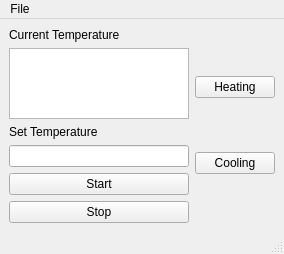
Qt form Temp_Display.ui (mattras/BrewPi) before a commit.
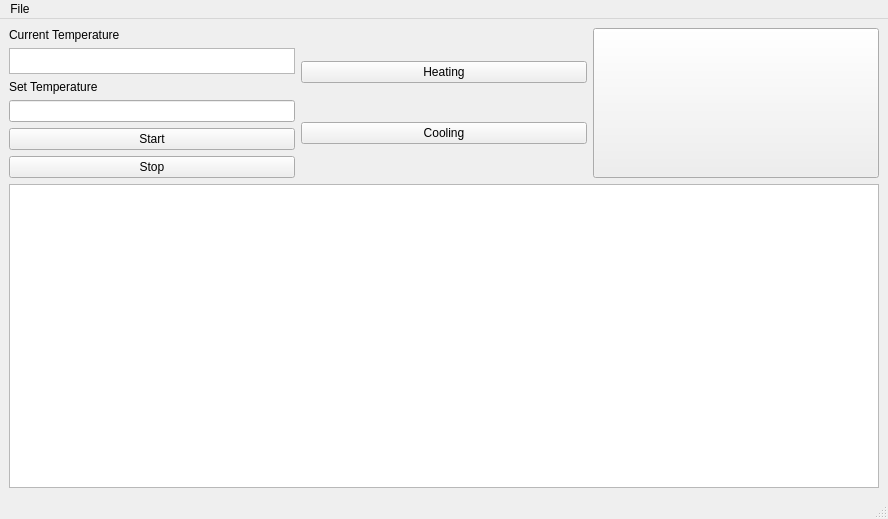
The same form after that commit. Custom widgets are drawn as their Qt base class.

Commit message: added datacache class. Added visual graph of cache data. Updated UI. Added placeholder logo. Added data logging file

Diff of the .ui file:
```diff
--- a/Temp_Display.ui
+++ b/Temp_Display.ui
@@ -6,8 +6,8 @@
    <rect>
     <x>0</x>
     <y>0</y>
-    <width>284</width>
-    <height>254</height>
+    <width>888</width>
+    <height>519</height>
    </rect>
   </property>
   <property name="windowTitle">
@@ -15,6 +15,13 @@
   </property>
   <widget class="QWidget" name="centralwidget">
    <layout class="QGridLayout" name="gridLayout">
+    <item row="1" column="0" colspan="3">
+     <layout class="QVBoxLayout" name="verticalLayout">
+      <item>
+       <widget class="PlotWidget" name="plotWindow"/>
+      </item>
+     </layout>
+    </item>
     <item row="0" column="0">
      <layout class="QVBoxLayout" name="verticalLayout_5">
       <item>
@@ -26,6 +33,24 @@
       </item>
       <item>
        <widget class="QTextEdit" name="tempDisplay">
+        <property name="sizePolicy">
+         <sizepolicy hsizetype="Preferred" vsizetype="Fixed">
+          <horstretch>0</horstretch>
+          <verstretch>0</verstretch>
+         </sizepolicy>
+        </property>
+        <property name="minimumSize">
+         <size>
+          <width>160</width>
+          <height>26</height>
+         </size>
+        </property>
+        <property name="maximumSize">
+         <size>
+          <width>16777215</width>
+          <height>26</height>
+         </size>
+        </property>
         <property name="readOnly">
          <bool>true</bool>
         </property>
@@ -39,10 +64,23 @@
        </widget>
       </item>
       <item>
-       <widget class="QLineEdit" name="setTemp"/>
+       <widget class="QLineEdit" name="setTemp">
+        <property name="sizePolicy">
+         <sizepolicy hsizetype="Preferred" vsizetype="Fixed">
+          <horstretch>0</horstretch>
+          <verstretch>0</verstretch>
+         </sizepolicy>
+        </property>
+       </widget>
       </item>
       <item>
        <widget class="QPushButton" name="startButton">
+        <property name="sizePolicy">
+         <sizepolicy hsizetype="Preferred" vsizetype="Fixed">
+          <horstretch>0</horstretch>
+          <verstretch>0</verstretch>
+         </sizepolicy>
+        </property>
         <property name="text">
          <string>Start</string>
         </property>
@@ -53,6 +91,12 @@
       </item>
       <item>
        <widget class="QPushButton" name="stopButton">
+        <property name="sizePolicy">
+         <sizepolicy hsizetype="Preferred" vsizetype="Fixed">
+          <horstretch>0</horstretch>
+          <verstretch>0</verstretch>
+         </sizepolicy>
+        </property>
         <property name="text">
          <string>Stop</string>
         </property>
@@ -60,7 +104,7 @@
       </item>
      </layout>
     </item>
-    <item row="0" column="2">
+    <item row="0" column="1">
      <layout class="QVBoxLayout" name="verticalLayout_2">
       <property name="leftMargin">
        <number>0</number>
@@ -70,9 +114,21 @@
         <property name="enabled">
          <bool>true</bool>
         </property>
+        <property name="sizePolicy">
+         <sizepolicy hsizetype="Preferred" vsizetype="Fixed">
+          <horstretch>0</horstretch>
+          <verstretch>0</verstretch>
+         </sizepolicy>
+        </property>
         <property name="text">
          <string>Heating</string>
         </property>
+        <property name="iconSize">
+         <size>
+          <width>60</width>
+          <height>60</height>
+         </size>
+        </property>
        </widget>
       </item>
       <item>
@@ -80,9 +136,44 @@
         <property name="enabled">
          <bool>true</bool>
         </property>
+        <property name="sizePolicy">
+         <sizepolicy hsizetype="Preferred" vsizetype="Fixed">
+          <horstretch>0</horstretch>
+          <verstretch>0</verstretch>
+         </sizepolicy>
+        </property>
         <property name="text">
          <string>Cooling</string>
         </property>
+        <property name="iconSize">
+         <size>
+          <width>60</width>
+          <height>60</height>
+         </size>
+        </property>
+       </widget>
+      </item>
+     </layout>
+    </item>
+    <item row="0" column="2">
+     <layout class="QVBoxLayout" name="verticalLayout_4">
+      <item>
+       <widget class="QPushButton" name="guiIcon">
+        <property name="sizePolicy">
+         <sizepolicy hsizetype="Minimum" vsizetype="Minimum">
+          <horstretch>0</horstretch>
+          <verstretch>0</verstretch>
+         </sizepolicy>
+        </property>
+        <property name="text">
+         <string/>
+        </property>
+        <property name="iconSize">
+         <size>
+          <width>200</width>
+          <height>200</height>
+         </size>
+        </property>
        </widget>
       </item>
      </layout>
@@ -94,8 +185,8 @@
     <rect>
      <x>0</x>
      <y>0</y>
-     <width>284</width>
-     <height>21</height>
+     <width>888</width>
+     <height>26</height>
     </rect>
    </property>
    <widget class="QMenu" name="menuFile">
@@ -130,6 +221,13 @@
    </property>
   </action>
  </widget>
+ <customwidgets>
+  <customwidget>
+   <class>PlotWidget</class>
+   <extends>QGraphicsView</extends>
+   <header>pyqtgraph.h</header>
+  </customwidget>
+ </customwidgets>
  <resources/>
  <connections/>
 </ui>
```
The commit also changes 2 other files.
